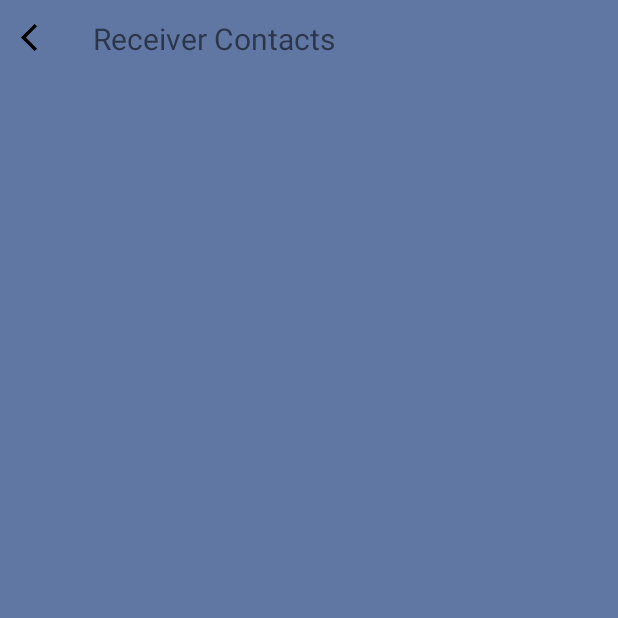
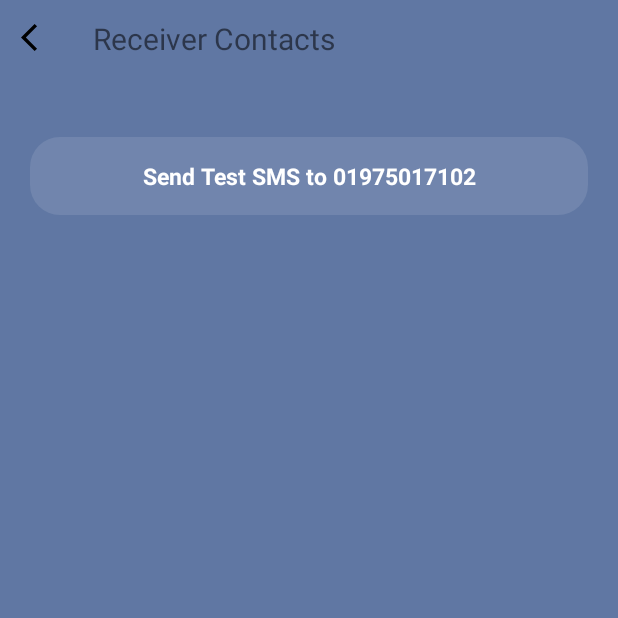
Before and after one commit to shahriar-hasan-mickey/PTS_B, an Android app: the ReceiverContacts screen opened directly, with no data from a screen before it, on a phone screen of 412 x 824 dp, the top half of it. Run offline under Robolectric (Android 15) with nearby library versions, the phone set to English and light mode, and no system bars.

Commit message:
7th Commit: Implemented SMS_RECEIVE, SMS_READ, SMS_SEND completely together from the service class; even while the app is completely closed from the background Cleaned the codes bits as well Degree sign could not be passed via sendTextMessage since it is not within the String values range. It follows some other encoding scheme. (with some import optimization)

```diff
--- a/app/src/main/res/layout/activity_receiver_contacts.xml
+++ b/app/src/main/res/layout/activity_receiver_contacts.xml
@@ -38,4 +38,56 @@
 
     </RelativeLayout>
 
+    <ScrollView
+        android:layout_width="match_parent"
+        android:layout_height="wrap_content"
+        android:foregroundGravity="">
+
+        <LinearLayout
+
+            android:layout_width="match_parent"
+            android:layout_height="wrap_content"
+            android:orientation="vertical"
+            android:gravity="center">
+
+            <LinearLayout
+
+                android:background="@drawable/option_block"
+                android:layout_width="match_parent"
+                android:layout_height="wrap_content"
+                android:layout_marginStart="20dp"
+                android:layout_marginEnd="20dp"
+                android:layout_marginTop="40dp"
+                android:orientation="vertical"
+                >
+                <RelativeLayout
+                    android:id="@+id/testSMS"
+                    android:layout_width="match_parent"
+                    android:layout_height="wrap_content"
+                    android:background="?attr/selectableItemBackgroundBorderless"
+                    android:clickable="true"
+                    >
+
+                    <TextView
+
+                        android:layout_width="match_parent"
+                        android:layout_height="match_parent"
+                        android:layout_centerInParent="true"
+                        android:layout_marginStart="10dp"
+                        android:layout_marginTop="10dp"
+                        android:layout_marginEnd="10dp"
+                        android:layout_marginBottom="10dp"
+                        android:gravity="center"
+                        android:padding="5dp"
+                        android:text="Send Test SMS to 01975017102"
+                        android:textColor="@color/white"
+                        android:textSize="15dp"
+                        android:textStyle="bold" />
+                </RelativeLayout>
+
+            </LinearLayout>
+
+        </LinearLayout>
+    </ScrollView>
+
 </LinearLayout>
```
Also changed, not shown: 54 other files.
